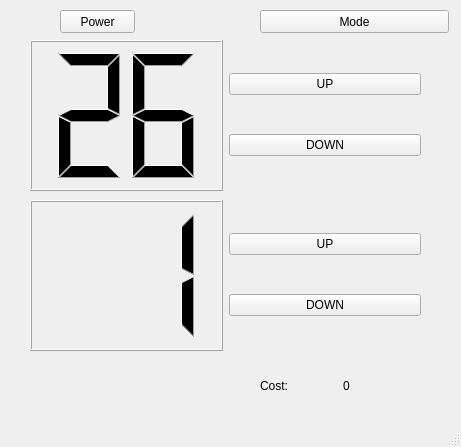
Seizzzz/AirConditionerSolution, file Client/mainwindow.ui: the form before one commit.
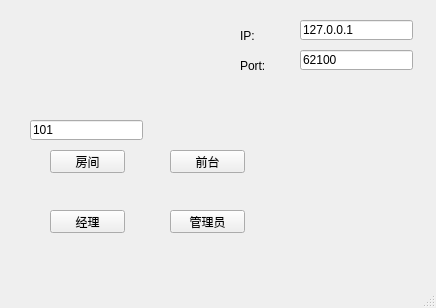
The form after the commit.

What changed in the file:
```diff
--- a/Client/mainwindow.ui
+++ b/Client/mainwindow.ui
@@ -6,162 +6,129 @@
    <rect>
     <x>0</x>
     <y>0</y>
-    <width>461</width>
-    <height>447</height>
+    <width>436</width>
+    <height>308</height>
    </rect>
   </property>
   <property name="windowTitle">
    <string>MainWindow</string>
   </property>
   <widget class="QWidget" name="centralwidget">
-   <widget class="QWidget" name="horizontalLayoutWidget">
+   <widget class="QPushButton" name="pushButtonRoom">
     <property name="geometry">
      <rect>
-      <x>30</x>
-      <y>40</y>
-      <width>391</width>
-      <height>151</height>
+      <x>50</x>
+      <y>150</y>
+      <width>75</width>
+      <height>23</height>
      </rect>
     </property>
-    <layout class="QHBoxLayout" name="horizontalLayout_Temp">
-     <item>
-      <widget class="QLCDNumber" name="LCDTemp">
-       <property name="smallDecimalPoint">
-        <bool>false</bool>
-       </property>
-       <property name="digitCount">
-        <number>2</number>
-       </property>
-       <property name="intValue" stdset="0">
-        <number>26</number>
-       </property>
-      </widget>
-     </item>
-     <item>
-      <layout class="QVBoxLayout" name="verticalLayout">
-       <item>
-        <widget class="QPushButton" name="pushButtonTempUp">
-         <property name="sizePolicy">
-          <sizepolicy hsizetype="Minimum" vsizetype="Fixed">
-           <horstretch>0</horstretch>
-           <verstretch>0</verstretch>
-          </sizepolicy>
-         </property>
-         <property name="text">
-          <string>UP</string>
-         </property>
-        </widget>
-       </item>
-       <item>
-        <widget class="QPushButton" name="pushButtonTempDown">
-         <property name="text">
-          <string>DOWN</string>
-         </property>
-        </widget>
-       </item>
-      </layout>
-     </item>
-    </layout>
+    <property name="text">
+     <string>房间</string>
+    </property>
    </widget>
-   <widget class="QWidget" name="horizontalLayoutWidget_2">
+   <widget class="QLineEdit" name="lineEditRoomID">
     <property name="geometry">
      <rect>
-      <x>260</x>
-      <y>370</y>
-      <width>160</width>
-      <height>31</height>
+      <x>30</x>
+      <y>120</y>
+      <width>113</width>
+      <height>20</height>
      </rect>
     </property>
-    <layout class="QHBoxLayout" name="horizontalLayout_Cost">
-     <item>
-      <widget class="QLabel" name="labelConst1">
-       <property name="text">
-        <string>Cost: </string>
-       </property>
-      </widget>
-     </item>
-     <item>
-      <widget class="QLabel" name="labelCostValue">
-       <property name="text">
-        <string>0</string>
-       </property>
-      </widget>
-     </item>
-    </layout>
+    <property name="text">
+     <string>101</string>
+    </property>
    </widget>
-   <widget class="QWidget" name="horizontalLayoutWidget_3">
+   <widget class="QPushButton" name="pushButtonReception">
     <property name="geometry">
      <rect>
-      <x>30</x>
-      <y>200</y>
-      <width>391</width>
-      <height>151</height>
+      <x>170</x>
+      <y>150</y>
+      <width>75</width>
+      <height>23</height>
      </rect>
     </property>
-    <layout class="QHBoxLayout" name="horizontalLayout_Wndspd">
-     <item>
-      <widget class="QLCDNumber" name="LCDWndspd">
-       <property name="smallDecimalPoint">
-        <bool>false</bool>
-       </property>
-       <property name="digitCount">
-        <number>2</number>
-       </property>
-       <property name="intValue" stdset="0">
-        <number>1</number>
-       </property>
-      </widget>
-     </item>
-     <item>
-      <layout class="QVBoxLayout" name="verticalLayout_2">
-       <item>
-        <widget class="QPushButton" name="pushButtonWndspdUp">
-         <property name="sizePolicy">
-          <sizepolicy hsizetype="Minimum" vsizetype="Fixed">
-           <horstretch>0</horstretch>
-           <verstretch>0</verstretch>
-          </sizepolicy>
-         </property>
-         <property name="text">
-          <string>UP</string>
-         </property>
-        </widget>
-       </item>
-       <item>
-        <widget class="QPushButton" name="pushButtonWndspdDown">
-         <property name="text">
-          <string>DOWN</string>
-         </property>
-        </widget>
-       </item>
-      </layout>
-     </item>
-    </layout>
+    <property name="text">
+     <string>前台</string>
+    </property>
    </widget>
    <widget class="QPushButton" name="pushButtonMode">
     <property name="geometry">
      <rect>
-      <x>260</x>
-      <y>10</y>
-      <width>189</width>
+      <x>50</x>
+      <y>210</y>
+      <width>75</width>
       <height>23</height>
      </rect>
     </property>
     <property name="text">
-     <string>Mode</string>
+     <string>经理</string>
     </property>
    </widget>
    <widget class="QPushButton" name="pushButtonPower">
     <property name="geometry">
      <rect>
-      <x>60</x>
-      <y>10</y>
+      <x>170</x>
+      <y>210</y>
       <width>75</width>
       <height>23</height>
      </rect>
     </property>
     <property name="text">
-     <string>Power</string>
+     <string>管理员</string>
+    </property>
+   </widget>
+   <widget class="QLineEdit" name="lineEditIP">
+    <property name="geometry">
+     <rect>
+      <x>300</x>
+      <y>20</y>
+      <width>113</width>
+      <height>20</height>
+     </rect>
+    </property>
+    <property name="text">
+     <string>127.0.0.1</string>
+    </property>
+   </widget>
+   <widget class="QLineEdit" name="lineEditPort">
+    <property name="geometry">
+     <rect>
+      <x>300</x>
+      <y>50</y>
+      <width>113</width>
+      <height>20</height>
+     </rect>
+    </property>
+    <property name="text">
+     <string>62100</string>
+    </property>
+   </widget>
+   <widget class="QLabel" name="label">
+    <property name="geometry">
+     <rect>
+      <x>240</x>
+      <y>30</y>
+      <width>54</width>
+      <height>12</height>
+     </rect>
+    </property>
+    <property name="text">
+     <string>IP:</string>
+    </property>
+   </widget>
+   <widget class="QLabel" name="label_2">
+    <property name="geometry">
+     <rect>
+      <x>240</x>
+      <y>60</y>
+      <width>54</width>
+      <height>12</height>
+     </rect>
+    </property>
+    <property name="text">
+     <string>Port:</string>
     </property>
    </widget>
   </widget>
```
Left out of the diff: 6 changed lines with no effect on the pictures.
